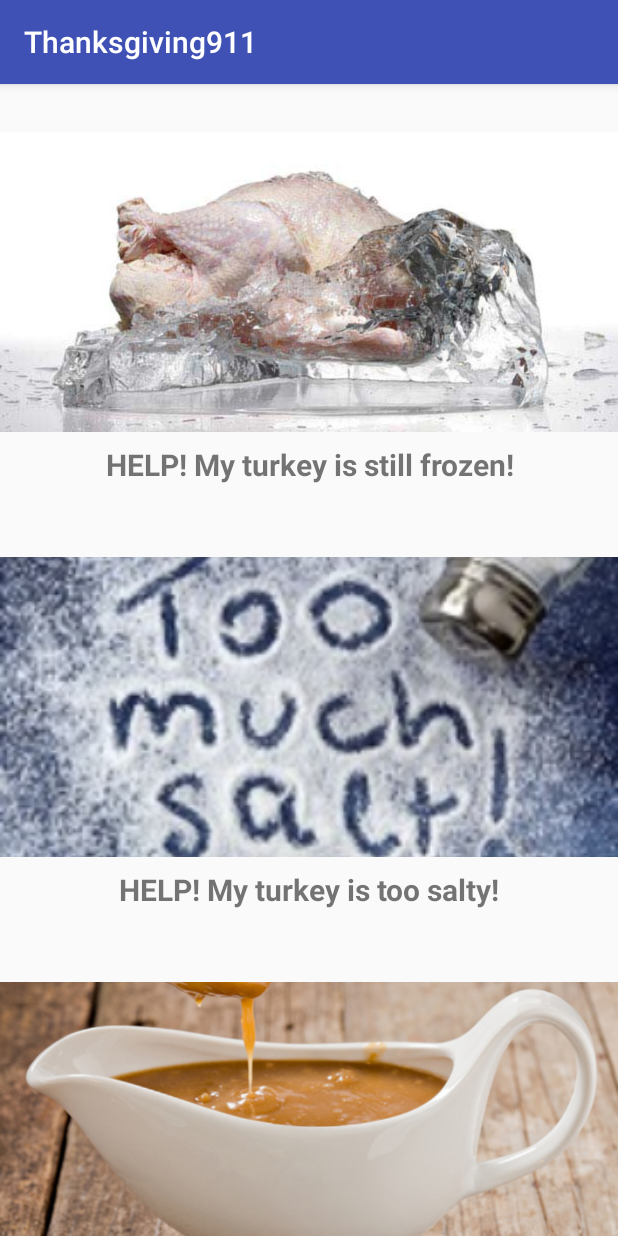
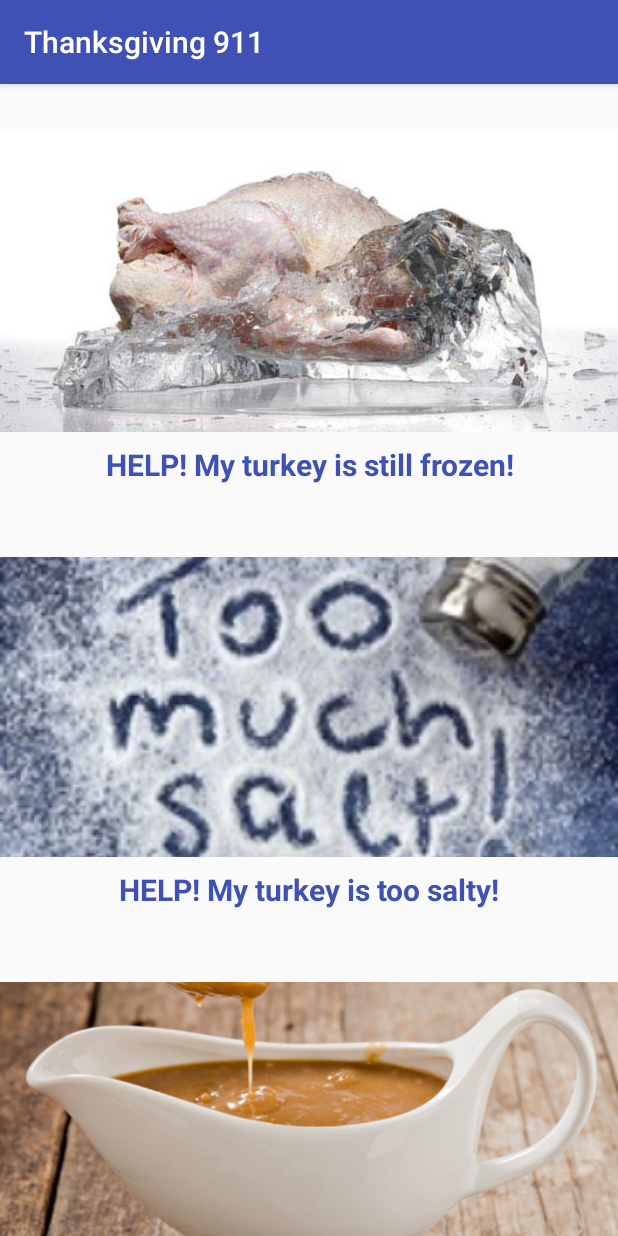
Before and after one commit to alredi/Thanksgiving911, an Android app: the screen it shows after launch (MainActivity), on a phone screen of 412 x 824 dp. Run offline under Robolectric (Android 15) with nearby library versions, the phone set to English and light mode, and no system bars.

Commit message:
Solution styling

```diff
--- a/app/src/main/res/layout/activity_main.xml
+++ b/app/src/main/res/layout/activity_main.xml
@@ -29,15 +29,21 @@
                 android:text="HELP! My turkey is still frozen!"
                 android:textAlignment="center"
                 android:textSize="20sp"
-                android:textStyle="bold"/>
+                android:textStyle="bold"
+                android:textColor="#3F51B5"/>
+
             <TextView
                 android:id="@+id/solution1"
                 android:layout_width="match_parent"
                 android:layout_height="wrap_content"
                 android:visibility="gone"
-                android:text="It takes a long time to thaw a turkey in the fridge -- about 5 hours per pound. To speed up the process safely, you can defrost the turkey in cold water, which is not only a faster thawing method than the fridge but a gentler one. Simply put the turkey (still in its wrapper) in your kitchen sink and cover it with cold tap water. Every half hour, drain the water and refill the sink. The turkey will thaw at a rate of about 30 minutes per pound. Meanwhile, call your guests to tell them that dinner will be delayed. And don’t forget to remove the giblets after the bird is thawed. Oh, one last thing: we’d be remiss if we didn’t remind you that it’s never a good idea to thaw the bird on the counter overnight."
+                android:text="  It takes a long time to thaw  a turkey in the fridge -- about 5 hours per pound. \n  To speed up the process safely, you can defrost the turkey in cold water, which is not only a faster thawing method than the fridge but a gentler one. \n   Simply put the turkey (still in its wrapper) in your kitchen sink and cover it with cold tap water. \n  Every half hour, drain the water and refill the sink. The turkey will thaw at a rate of about 30 minutes per pound. \n  Meanwhile, call your guests to tell them that dinner will be delayed. And don’t forget to remove the giblets after the bird is thawed. \n   Oh, one last thing: we’d be remiss if we didn’t remind you that it’s never a good idea to thaw the bird on the counter overnight."
                 android:textAlignment="textStart"
                 android:textSize="15sp"
+                android:layout_marginStart = "15dp"
+                android:layout_marginEnd  = "15dp"
+                android:layout_marginTop="10dp"
+                android:textColor="#7986CB"
                 android:textStyle="bold"/>
         </LinearLayout>
         <LinearLayout
@@ -59,7 +65,8 @@
                 android:text="HELP! My turkey is too salty!"
                 android:textAlignment="center"
                 android:textSize="20sp"
-                android:textStyle="bold"/>
+                android:textStyle="bold"
+                android:textColor="#3F51B5"/>
             <TextView
                 android:id="@+id/solution2"
                 android:layout_width="match_parent"
@@ -68,7 +75,11 @@
                 android:text="Depending on how much you’ve over salted, you may or may not be able to salvage the dish. If the salt is mildly out of balance, you can sometimes fix things by adding an acidic ingredient: lemon juice, vinegar, wine. This trick doesn’t exactly rectify the situation, but the acid distracts your taste buds from the salt. To actually fix an oversalted dish, you could double the recipe, adding more of all the other ingredients, except salt, and hope that does the trick. Or, if it’s an easy recipe, such as a salad dressing, and you have the ingredients on hand, the obvious thing to do is start over. As for that old saw about adding slices of peeled potato to the dish and cooking for 10 minutes (the idea being that the potato will absorb the excess salt): it hasn’t been proven to work."
                 android:textAlignment="textStart"
                 android:textSize="15sp"
-                android:textStyle="bold"/>
+                android:textStyle="bold"
+                android:layout_marginStart = "15dp"
+                android:layout_marginEnd  = "15dp"
+                android:layout_marginTop="10dp"
+                android:textColor="#7986CB"/>
         </LinearLayout>
         <LinearLayout
             android:layout_width="match_parent"
@@ -89,7 +100,8 @@
                 android:text="HELP! My gravy is lumpy!"
                 android:textAlignment="center"
                 android:textSize="20sp"
-                android:textStyle="bold"/>
+                android:textStyle="bold"
+                android:textColor="#3F51B5"/>
             <TextView
                 android:id="@+id/solution3"
                 android:layout_width="match_parent"
@@ -98,7 +110,11 @@
                 android:text="Those little lumps of undissolved starch are easy to get rid of. Simply strain the gravy through a fine sieve. If the strained gravy is thick enough to use, go ahead and serve it. If the gravy is too thin, return it to the stove and let it cook down to the consistency you desire. Or, you can quickly thicken the gravy by adding extra starch: thoroughly dissolve a teaspoon of flour or cornstarch in a little cool liquid, and then whisk it into the gravy and cook, stirring, until thickened."
                 android:textAlignment="textStart"
                 android:textSize="15sp"
-                android:textStyle="bold"/>
+                android:textStyle="bold"
+                android:layout_marginStart = "15dp"
+                android:layout_marginEnd  = "15dp"
+                android:layout_marginTop="10dp"
+                android:textColor="#7986CB"/>
         </LinearLayout>
         <LinearLayout
             android:layout_width="match_parent"
@@ -119,7 +135,9 @@
                 android:text="HELP! My pie is too soupy!"
                 android:textAlignment="center"
                 android:textSize="20sp"
-                android:textStyle="bold"/>
+                android:textStyle="bold"
+                android:textColor="#3F51B5"
+                />
             <TextView
                 android:id="@+id/solution4"
                 android:layout_width="match_parent"
@@ -128,7 +146,11 @@
                 android:text="Always have plenty of ice cream in the freezer on Thanksgiving day, just in case something like this happens. Instead of serving the pie, scoop ice cream into individual serving bowls, spoon the pie filling on top, and garnish with a dollop of whipped cream. Soupy pie fillings make excellent ice cream toppings."
                 android:textAlignment="textStart"
                 android:textSize="15sp"
-                android:textStyle="bold"/>
+                android:textStyle="bold"
+                android:layout_marginStart = "15dp"
+                android:layout_marginEnd  = "15dp"
+                android:layout_marginTop="10dp"
+                android:textColor="#7986CB"/>
         </LinearLayout>
         <LinearLayout
             android:layout_width="match_parent"
@@ -149,7 +171,8 @@
                 android:text="HELP! My turkey is burnt!"
                 android:textAlignment="center"
                 android:textSize="20sp"
-                android:textStyle="bold"/>
+                android:textStyle="bold"
+                android:textColor="#3F51B5"/>
             <TextView
                 android:id="@+id/solution5"
                 android:layout_width="match_parent"
@@ -158,7 +181,11 @@
                 android:text="If despite your best efforts, you wind up with dry breast meat, make lots of delicious gravy, ladle it generously over the meat, and don’t give it another thought. And if the dark meat is undercooked, simply carve off the legs and thighs, put them in a pan, and return them to the oven to continue roasting until they reach 170°F."
                 android:textAlignment="textStart"
                 android:textSize="15sp"
-                android:textStyle="bold"/>
+                android:textStyle="bold"
+                android:layout_marginStart = "15dp"
+                android:layout_marginEnd  = "15dp"
+                android:layout_marginTop="10dp"
+                android:textColor="#7986CB"/>
         </LinearLayout>
     </LinearLayout>
 </ScrollView>
--- a/app/src/main/res/values/strings.xml
+++ b/app/src/main/res/values/strings.xml
@@ -1,3 +1,3 @@
 <resources>
-    <string name="app_name">Thanksgiving911</string>
+    <string name="app_name">Thanksgiving 911</string>
 </resources>
```
